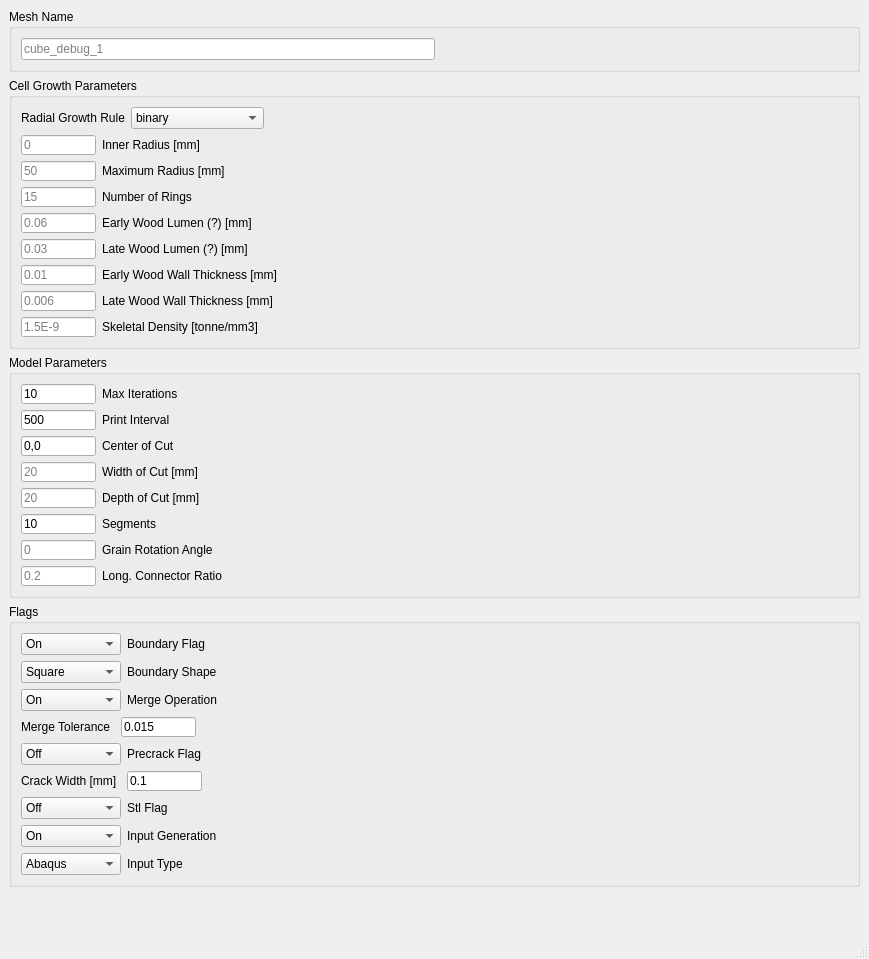
Before: the Qt Designer form freecad/woodWorkbench/gui/ui/ui_CBL_cellParams.ui in Computational-Mechanics-Material-Models/CBL-preprocesser, drawn with Qt 5.
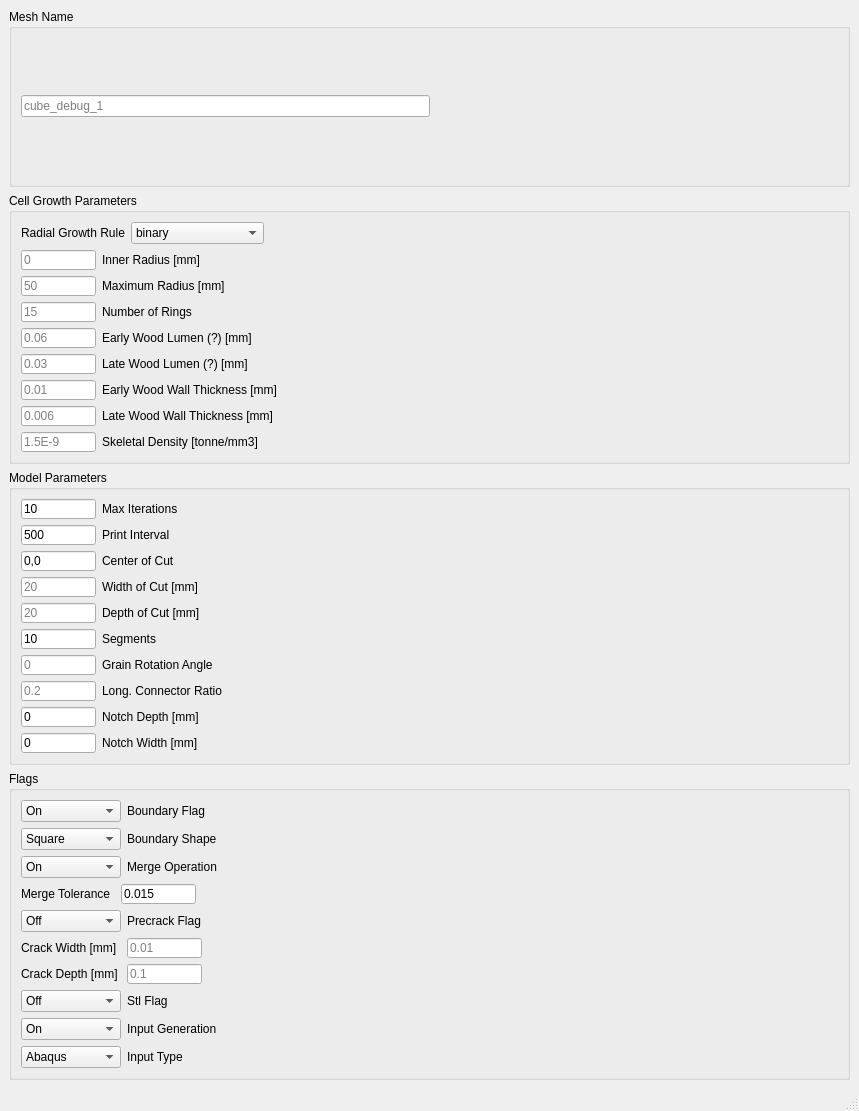
After: the same form once the commit is applied.

Patch:
```diff
--- a/freecad/woodWorkbench/gui/ui/ui_CBL_cellParams.ui
+++ b/freecad/woodWorkbench/gui/ui/ui_CBL_cellParams.ui
@@ -6,8 +6,8 @@
    <rect>
     <x>0</x>
     <y>0</y>
-    <width>869</width>
-    <height>959</height>
+    <width>859</width>
+    <height>1111</height>
    </rect>
   </property>
   <property name="sizePolicy">
@@ -428,8 +428,6 @@
      </layout>
     </item>
     <item>
-     <layout class="QHBoxLayout" name="horizontalLayout_43">
-      <item>
        <widget class="QGroupBox" name="model_params">
         <property name="enabled">
          <bool>true</bool>
@@ -437,7 +435,7 @@
         <property name="title">
          <string>Model Parameters</string>
         </property>
-        <layout class="QVBoxLayout" name="verticalLayout">
+      <layout class="QVBoxLayout" name="verticalLayout_4">
          <item>
           <layout class="QHBoxLayout" name="horizontalLayout_16">
            <item>
@@ -723,13 +721,75 @@
            </item>
           </layout>
          </item>
-        </layout>
-       </widget>
-      </item>
+       <item>
+        <layout class="QHBoxLayout" name="horizontalLayout_18">
+         <item>
+          <widget class="QLineEdit" name="x_indent_size">
+           <property name="minimumSize">
+            <size>
+             <width>75</width>
+             <height>20</height>
+            </size>
+           </property>
+           <property name="maximumSize">
+            <size>
+             <width>75</width>
+             <height>20</height>
+            </size>
+           </property>
+           <property name="text">
+            <string>0</string>
+           </property>
+           <property name="placeholderText">
+            <string>0</string>
+           </property>
+          </widget>
+         </item>
+         <item>
+          <widget class="QLabel" name="label_23">
+           <property name="text">
+            <string>Notch Depth [mm]</string>
+           </property>
+          </widget>
+         </item>
      </layout>
     </item>
     <item>
-     <layout class="QHBoxLayout" name="horizontalLayout_42">
+        <layout class="QHBoxLayout" name="horizontalLayout_19">
+         <item>
+          <widget class="QLineEdit" name="y_indent_size">
+           <property name="minimumSize">
+            <size>
+             <width>75</width>
+             <height>20</height>
+            </size>
+           </property>
+           <property name="maximumSize">
+            <size>
+             <width>75</width>
+             <height>20</height>
+            </size>
+           </property>
+           <property name="text">
+            <string>0</string>
+           </property>
+           <property name="placeholderText">
+            <string>0</string>
+           </property>
+          </widget>
+         </item>
+         <item>
+          <widget class="QLabel" name="label_24">
+           <property name="text">
+            <string>Notch Width [mm]</string>
+           </property>
+          </widget>
+         </item>
+        </layout>
+       </item>
+      </layout>
+     </widget>
+    </item>
       <item>
        <widget class="QGroupBox" name="flags">
         <property name="enabled">
@@ -738,7 +798,7 @@
         <property name="title">
          <string>Flags</string>
         </property>
-        <layout class="QVBoxLayout" name="verticalLayout_4">
+      <layout class="QVBoxLayout" name="verticalLayout">
          <item>
           <layout class="QHBoxLayout" name="horizontalLayout_3">
            <item>
@@ -969,10 +1029,13 @@
                 </size>
                </property>
                <property name="text">
-                <string>0.1</string>
+              <string/>
+             </property>
+             <property name="maxLength">
+              <number>32767</number>
                </property>
                <property name="placeholderText">
-                <string>0.1</string>
+              <string>0.01</string>
                </property>
               </widget>
              </item>
@@ -993,6 +1056,65 @@
            </item>
           </layout>
          </item>
+       <item>
+        <layout class="QHBoxLayout" name="horizontalLayout_49">
+         <item>
+          <layout class="QHBoxLayout" name="horizontalLayout_42">
+           <item>
+            <widget class="QLabel" name="label_45">
+             <property name="maximumSize">
+              <size>
+               <width>100</width>
+               <height>16777215</height>
+              </size>
+             </property>
+             <property name="text">
+              <string>Crack Depth [mm]</string>
+             </property>
+            </widget>
+           </item>
+           <item>
+            <widget class="QLineEdit" name="x_precrack_size">
+             <property name="enabled">
+              <bool>true</bool>
+             </property>
+             <property name="minimumSize">
+              <size>
+               <width>75</width>
+               <height>20</height>
+              </size>
+             </property>
+             <property name="maximumSize">
+              <size>
+               <width>75</width>
+               <height>20</height>
+              </size>
+             </property>
+             <property name="text">
+              <string/>
+             </property>
+             <property name="placeholderText">
+              <string>0.1</string>
+             </property>
+            </widget>
+           </item>
+          </layout>
+         </item>
+         <item>
+          <spacer name="horizontalSpacer_5">
+           <property name="orientation">
+            <enum>Qt::Horizontal</enum>
+           </property>
+           <property name="sizeHint" stdset="0">
+            <size>
+             <width>40</width>
+             <height>20</height>
+            </size>
+           </property>
+          </spacer>
+         </item>
+        </layout>
+       </item>
          <item>
           <layout class="QHBoxLayout" name="horizontalLayout_14">
            <item>
@@ -1102,24 +1224,6 @@
        </widget>
       </item>
      </layout>
-    </item>
-    <item>
-     <spacer name="spacer">
-      <property name="orientation">
-       <enum>Qt::Vertical</enum>
-      </property>
-      <property name="sizeType">
-       <enum>QSizePolicy::Expanding</enum>
-      </property>
-      <property name="sizeHint" stdset="0">
-       <size>
-        <width>20</width>
-        <height>84</height>
-       </size>
-      </property>
-     </spacer>
-    </item>
-   </layout>
   </widget>
   <widget class="QMenuBar" name="menubar">
    <property name="geometry">
```
Left out of the diff: 4 changed lines with no effect on the pictures. Lines whose indentation alone changed are shown as unchanged.
